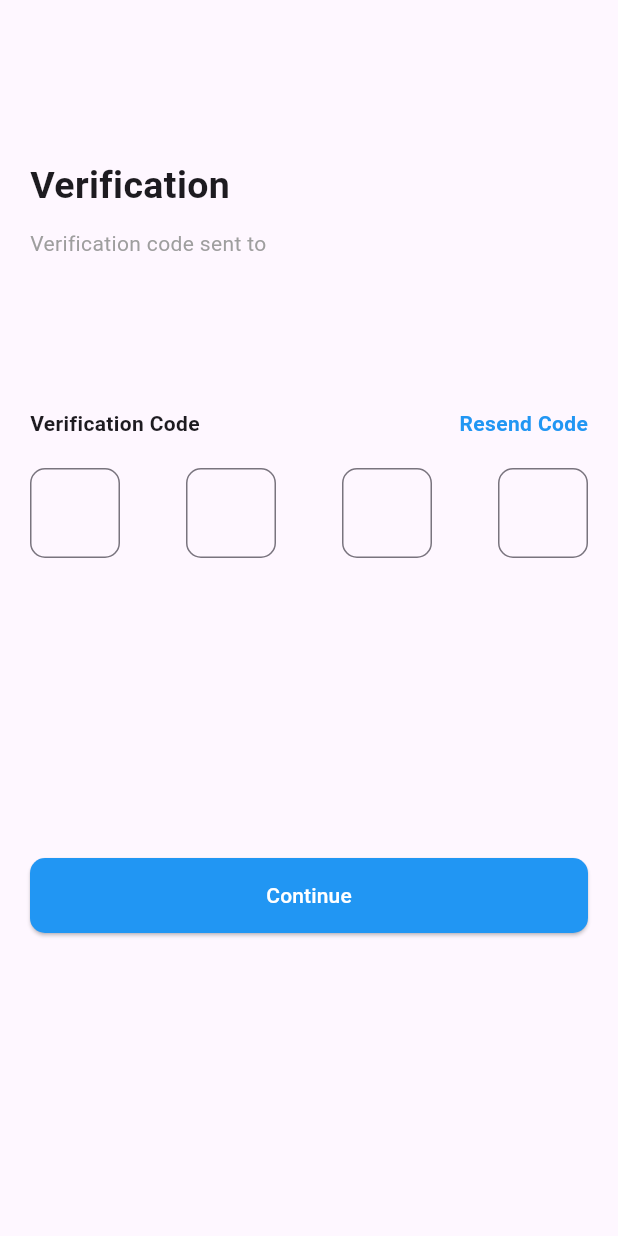
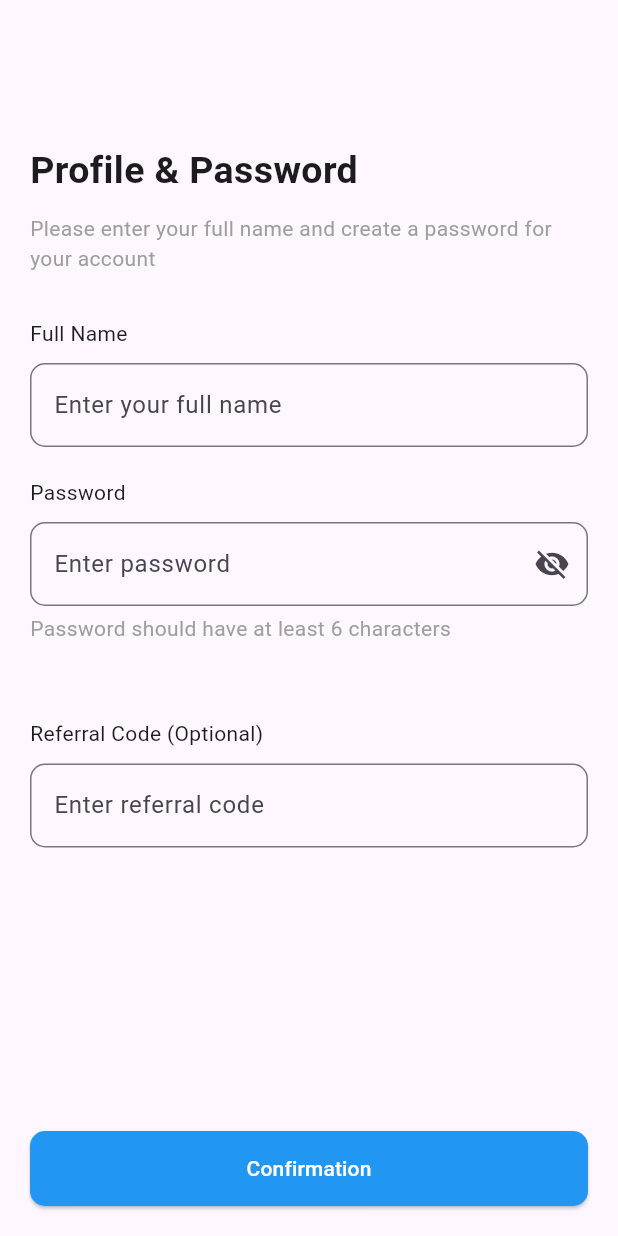
Before and after one commit to H-M-Sufyan/product_hub, a Flutter app: the screen it shows after launch, on a phone screen of 412 x 824 dp. Run offline on Flutter 3.47's test engine with Material 3 defaults, Android fonts, the phone set to English and light mode, and no system bars.

Commit message:
profile and password UI done

```diff
--- a/lib/main.dart
+++ b/lib/main.dart
@@ -1,4 +1,5 @@
 import 'package:flutter/material.dart';
+import 'package:product_hub/screens/auth-ui/profile-password.dart';
 import 'package:product_hub/screens/auth-ui/sign-in.dart';
 import 'package:product_hub/screens/auth-ui/verification.dart';
 
@@ -14,7 +15,7 @@ class MyApp extends StatelessWidget {
     return MaterialApp(
       debugShowCheckedModeBanner: false,
       title: 'Product Hub',
-      home: VerificationScreen(phoneNumber: '',),
+      home: ProfilePasswordScreen(),
     );
   }
 }
--- /dev/null
+++ b/lib/screens/auth-ui/profile-password.dart
@@ -0,0 +1,140 @@
+import 'package:flutter/material.dart';
+import 'package:product_hub/utils/colors.dart';
+
+class ProfilePasswordScreen extends StatefulWidget {
+  const ProfilePasswordScreen({super.key});
+
+  @override
+  State<ProfilePasswordScreen> createState() => _ProfilePasswordScreenState();
+}
+
+class _ProfilePasswordScreenState extends State<ProfilePasswordScreen> {
+  TextEditingController fullNameController = TextEditingController();
+  TextEditingController passwordController = TextEditingController();
+  TextEditingController referralController = TextEditingController();
+  bool isPasswordVisible = false;
+
+  @override
+  Widget build(BuildContext context) {
+    return Scaffold(
+      appBar: AppBar(
+        title: Text(''),
+        backgroundColor: Colors.transparent,
+        elevation: 0,
+      ),
+
+      body: SingleChildScrollView(
+        padding: const EdgeInsets.all(20.0),
+        child: Column(
+          crossAxisAlignment: CrossAxisAlignment.start,
+          children: [
+            SizedBox(height: 20),
+
+            // Heading
+            Text(
+              "Profile & Password",
+              style: TextStyle(
+                fontSize: 25,
+                fontWeight: FontWeight.bold,
+              ),
+            ),
+            SizedBox(height: 10),
+            Text(
+              "Please enter your full name and create a password for your account",
+              style: TextStyle(color: AppColors.fontSecondaryColor),
+            ),
+            SizedBox(height: 30),
+
+            // Full Name
+            Text("Full Name"),
+            SizedBox(height: 10),
+            TextField(
+              controller: fullNameController,
+              decoration: InputDecoration(
+                hintText: "Enter your full name",
+                border: OutlineInputBorder(
+                  borderRadius: BorderRadius.circular(10),
+                ),
+              ),
+            ),
+
+            SizedBox(height: 20),
+
+            // Password
+            Text("Password"),
+            SizedBox(height: 10),
+            TextField(
+              controller: passwordController,
+              obscureText: !isPasswordVisible,
+              decoration: InputDecoration(
+                hintText: "Enter password",
+                border: OutlineInputBorder(
+                  borderRadius: BorderRadius.circular(10),
+                ),
+                suffixIcon: IconButton(
+                  icon: Icon(
+                    isPasswordVisible
+                        ? Icons.visibility
+                        : Icons.visibility_off,
+                  ),
+                  onPressed: () {
+                    setState(() {
+                      isPasswordVisible = !isPasswordVisible;
+                    });
+                  },
+                ),
+              ),
+            ),
+            SizedBox(height: 5),
+            Text(
+              "Password should have at least 6 characters",
+              style: TextStyle(color: AppColors.fontSecondaryColor),
+            ),
+
+            SizedBox(height: 50),
+
+            // Referral Code (Optional)
+            Text("Referral Code (Optional)"),
+            SizedBox(height: 10),
+            TextField(
+              controller: referralController,
+              decoration: InputDecoration(
+                hintText: "Enter referral code",
+                border: OutlineInputBorder(
+                  borderRadius: BorderRadius.circular(10),
+                ),
+              ),
+            ),
+
+          ],
+        ),
+      ),
+
+      bottomNavigationBar: Padding(
+        padding: const EdgeInsets.all(20.0),
+        child: SizedBox(
+          height: 50,
+          width: double.infinity,
+          child: ElevatedButton(
+            onPressed: () {
+              // TODO: Add confirmation logic
+              print("Full Name: ${fullNameController.text}");
+              print("Password: ${passwordController.text}");
+              print("Referral Code: ${referralController.text}");
+            },
+            style: ElevatedButton.styleFrom(
+              backgroundColor: AppColors.buttonColor,
+              shape: RoundedRectangleBorder(
+                borderRadius: BorderRadius.circular(10),
+              ),
+            ),
+            child: Text(
+              "Confirmation",
+              style: TextStyle(color: AppColors.fontColor),
+            ),
+          ),
+        ),
+      ),
+    );
+  }
+}
--- a/lib/screens/auth-ui/sign-in.dart
+++ b/lib/screens/auth-ui/sign-in.dart
@@ -102,9 +102,14 @@ class _SignInScreenState extends State<SignInScreen> {
         child: Row(
           mainAxisAlignment: MainAxisAlignment.spaceBetween,
           children: [
-            Text(
-              'Forgot Password',
-              style: TextStyle(fontWeight: FontWeight.bold),
+            InkWell(
+              onTap: () {
+
+              },
+              child: Text(
+                'Forgot Password',
+                style: TextStyle(fontWeight: FontWeight.bold),
+              ),
             ),
             InkWell(
               onTap: () {
```
